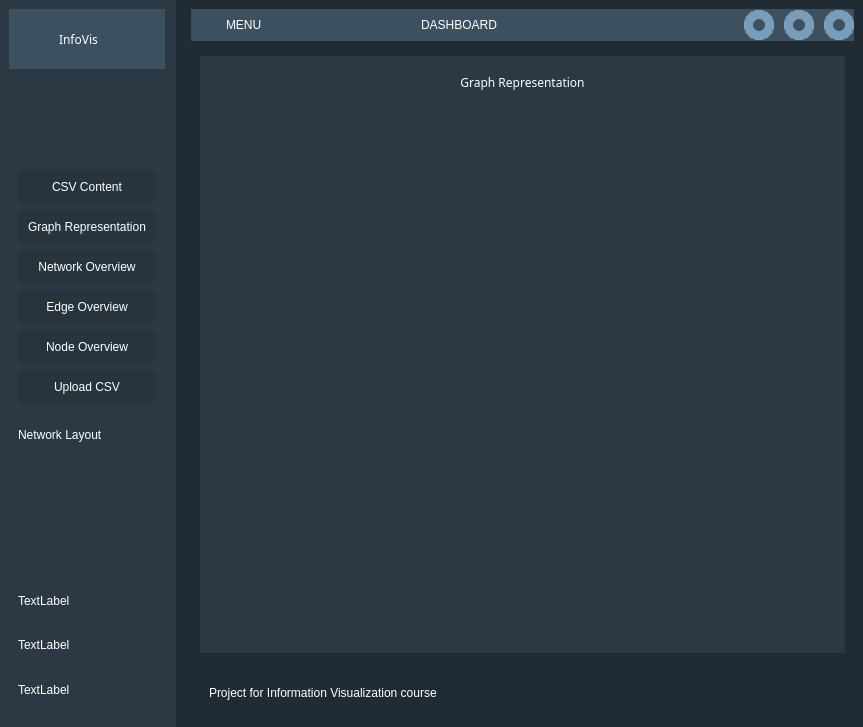
The window that gui/MainWindow.ui (Manste/LDATA2010) describes before a commit, drawn with Qt 5.
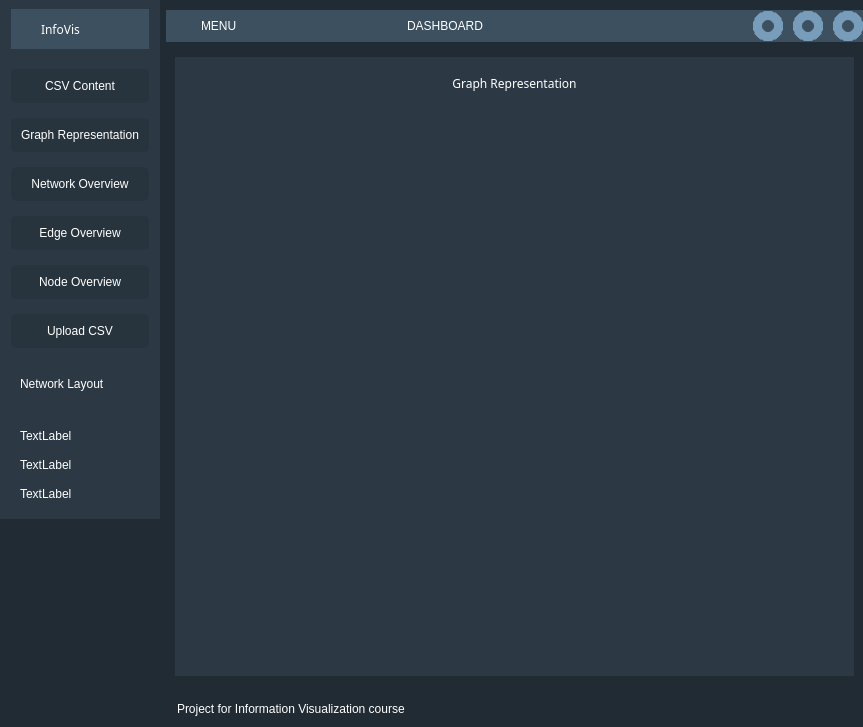
The same window after the commit. The open tabs and pages were chosen to show the change. Icons and pictures are not drawn.

The edit to the form file:
```diff
--- a/gui/MainWindow.ui
+++ b/gui/MainWindow.ui
@@ -70,7 +70,7 @@
     <property name="bottomMargin">
      <number>0</number>
     </property>
-    <item>
+    <item alignment="Qt::AlignTop">
      <widget class="QFrame" name="left_menu_widget">
       <property name="frameShape">
        <enum>QFrame::StyledPanel</enum>
@@ -79,6 +79,12 @@
        <enum>QFrame::Raised</enum>
       </property>
       <layout class="QVBoxLayout" name="verticalLayout">
+       <property name="spacing">
+        <number>20</number>
+       </property>
+       <property name="leftMargin">
+        <number>11</number>
+       </property>
        <property name="rightMargin">
         <number>11</number>
        </property>
@@ -87,13 +93,13 @@
          <property name="minimumSize">
           <size>
            <width>0</width>
-           <height>60</height>
+           <height>40</height>
           </size>
          </property>
          <property name="maximumSize">
           <size>
            <width>16777215</width>
-           <height>60</height>
+           <height>40</height>
           </size>
          </property>
          <property name="frameShape">
@@ -122,14 +128,14 @@
            <widget class="QLabel" name="label_14">
             <property name="minimumSize">
              <size>
-              <width>50</width>
-              <height>50</height>
+              <width>30</width>
+              <height>30</height>
              </size>
             </property>
             <property name="maximumSize">
              <size>
-              <width>50</width>
-              <height>50</height>
+              <width>30</width>
+              <height>30</height>
              </size>
             </property>
             <property name="text">
@@ -161,6 +167,12 @@
        </item>
        <item>
         <widget class="QFrame" name="frame_4">
+         <property name="sizePolicy">
+          <sizepolicy hsizetype="Preferred" vsizetype="Expanding">
+           <horstretch>0</horstretch>
+           <verstretch>0</verstretch>
+          </sizepolicy>
+         </property>
          <property name="frameShape">
           <enum>QFrame::StyledPanel</enum>
          </property>
@@ -168,6 +180,21 @@
           <enum>QFrame::Raised</enum>
          </property>
          <layout class="QVBoxLayout" name="verticalLayout_2">
+          <property name="spacing">
+           <number>15</number>
+          </property>
+          <property name="leftMargin">
+           <number>0</number>
+          </property>
+          <property name="topMargin">
+           <number>0</number>
+          </property>
+          <property name="rightMargin">
+           <number>0</number>
+          </property>
+          <property name="bottomMargin">
+           <number>0</number>
+          </property>
           <item>
            <widget class="QPushButton" name="pushButton_10">
             <property name="text">
@@ -271,6 +298,9 @@
           <enum>QFrame::Raised</enum>
          </property>
          <layout class="QVBoxLayout" name="verticalLayout_3">
+          <property name="spacing">
+           <number>15</number>
+          </property>
           <item>
            <widget class="QLabel" name="label_4">
             <property name="text">
@@ -307,6 +337,21 @@
        <enum>QFrame::Raised</enum>
       </property>
       <layout class="QVBoxLayout" name="verticalLayout_5">
+       <property name="spacing">
+        <number>6</number>
+       </property>
+       <property name="leftMargin">
+        <number>0</number>
+       </property>
+       <property name="topMargin">
+        <number>10</number>
+       </property>
+       <property name="rightMargin">
+        <number>0</number>
+       </property>
+       <property name="bottomMargin">
+        <number>0</number>
+       </property>
        <item alignment="Qt::AlignTop">
         <widget class="QFrame" name="header_frame">
          <property name="maximumSize">
@@ -551,7 +596,7 @@
              </font>
             </property>
             <property name="currentIndex">
-             <number>1</number>
+             <number>0</number>
             </property>
             <widget class="QWidget" name="graph_representation">
              <layout class="QVBoxLayout" name="verticalLayout_9">
@@ -824,8 +869,8 @@
          </layout>
         </widget>
        </item>
-       <item>
-        <widget class="QFrame" name="frame_8">
+       <item alignment="Qt::AlignTop">
+        <widget class="QFrame" name="footer_frame">
          <property name="frameShape">
           <enum>QFrame::StyledPanel</enum>
          </property>
@@ -833,6 +878,21 @@
           <enum>QFrame::Raised</enum>
          </property>
          <layout class="QHBoxLayout" name="horizontalLayout_6">
+          <property name="spacing">
+           <number>0</number>
+          </property>
+          <property name="leftMargin">
+           <number>0</number>
+          </property>
+          <property name="topMargin">
+           <number>0</number>
+          </property>
+          <property name="rightMargin">
+           <number>0</number>
+          </property>
+          <property name="bottomMargin">
+           <number>0</number>
+          </property>
           <item>
            <widget class="QFrame" name="frame_13">
             <property name="frameShape">
@@ -841,7 +901,22 @@
             <property name="frameShadow">
              <enum>QFrame::Raised</enum>
             </property>
-            <layout class="QVBoxLayout" name="verticalLayout_7">
+            <layout class="QVBoxLayout" name="verticalLayout_7" stretch="0">
+             <property name="spacing">
+              <number>6</number>
+             </property>
+             <property name="leftMargin">
+              <number>11</number>
+             </property>
+             <property name="topMargin">
+              <number>11</number>
+             </property>
+             <property name="rightMargin">
+              <number>11</number>
+             </property>
+             <property name="bottomMargin">
+              <number>11</number>
+             </property>
              <item>
               <widget class="QLabel" name="label_8">
                <property name="text">
@@ -852,7 +927,7 @@
             </layout>
            </widget>
           </item>
-          <item>
+          <item alignment="Qt::AlignRight|Qt::AlignBottom">
            <widget class="QFrame" name="frame_14">
             <property name="frameShape">
              <enum>QFrame::StyledPanel</enum>
@@ -860,22 +935,33 @@
             <property name="frameShadow">
              <enum>QFrame::Raised</enum>
             </property>
-            <widget class="QFrame" name="size_grip">
-             <property name="geometry">
-              <rect>
-               <x>60</x>
-               <y>40</y>
-               <width>120</width>
-               <height>80</height>
-              </rect>
+            <layout class="QVBoxLayout" name="verticalLayout_14">
+             <property name="spacing">
+              <number>0</number>
              </property>
-             <property name="frameShape">
-              <enum>QFrame::StyledPanel</enum>
+             <property name="leftMargin">
+              <number>0</number>
              </property>
-             <property name="frameShadow">
-              <enum>QFrame::Raised</enum>
+             <property name="topMargin">
+              <number>0</number>
              </property>
-            </widget>
+             <property name="rightMargin">
+              <number>0</number>
+             </property>
+             <property name="bottomMargin">
+              <number>0</number>
+             </property>
+             <item>
+              <widget class="QFrame" name="size_grip">
+               <property name="frameShape">
+                <enum>QFrame::StyledPanel</enum>
+               </property>
+               <property name="frameShadow">
+                <enum>QFrame::Raised</enum>
+               </property>
+              </widget>
+             </item>
+            </layout>
            </widget>
           </item>
          </layout>
```
